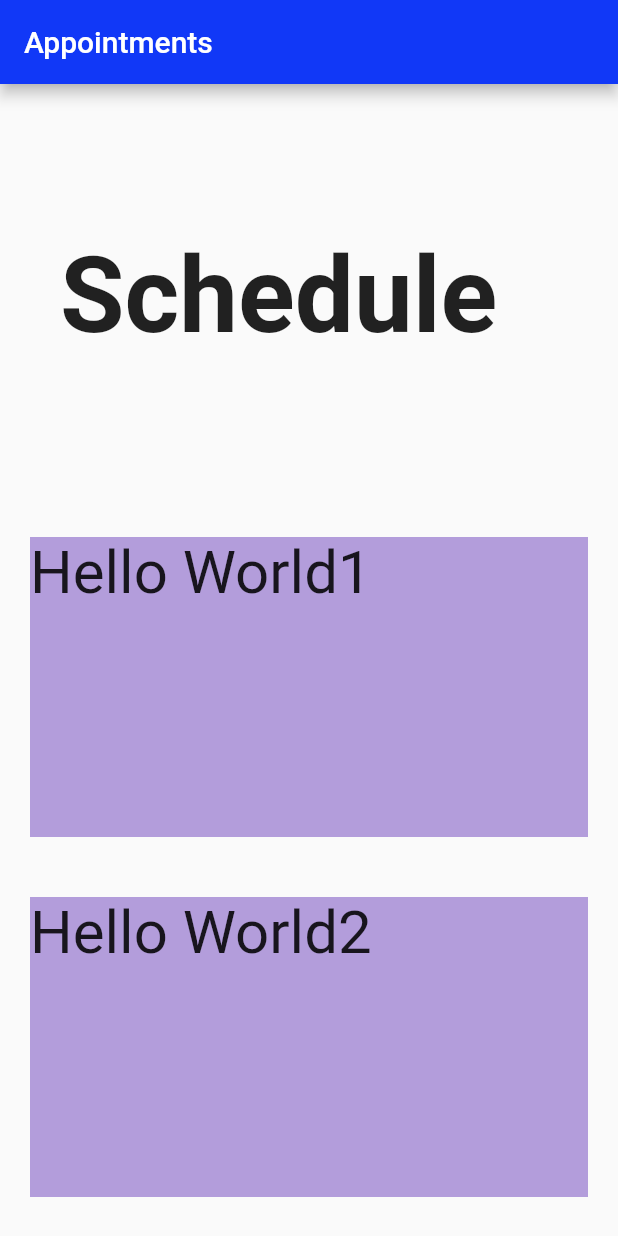
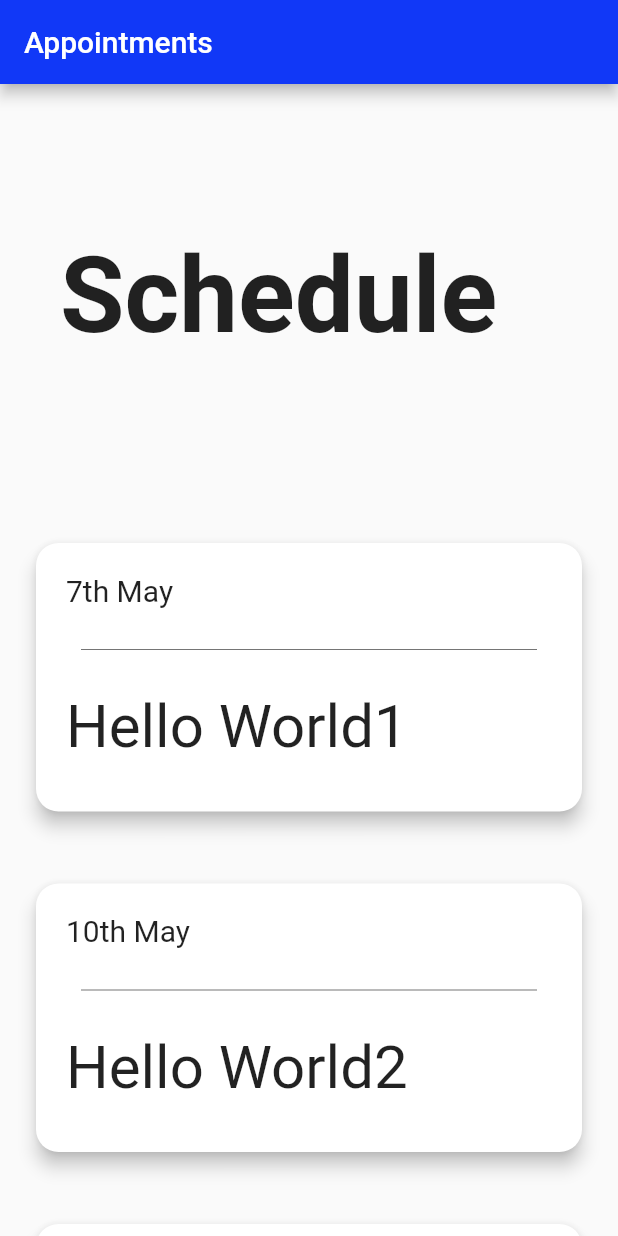
Before and after one commit to kodeinnovate/kode_rx, a Flutter app: the screen it shows after launch, on a phone screen of 412 x 824 dp. Run offline on Flutter 3.47's test engine with Material 2 defaults, Android fonts, the phone set to English and light mode, and no system bars.

Commit message:
modified:   lib/patient_appointments.dart modified:   lib/square.dart

```diff
--- a/lib/patient_appointments.dart
+++ b/lib/patient_appointments.dart
@@ -26,7 +26,18 @@ class PatientAppointmentsScreen extends StatelessWidget {
   List<AppointmentList> lists = [
     AppointmentList(name: 'Hello World1', date: '7th May', status: 'pending'),
     AppointmentList(name: 'Hello World2', date: '10th May', status: 'On Going'),
-    AppointmentList(name: 'Hello World3', date: '11th May', status: 'cancelled')
+    AppointmentList(name: 'Hello World3', date: '11th May', status: 'cancelled'),
+    AppointmentList(name: 'Hello World4', date: '12th May', status: 'cancelled'),
+    AppointmentList(name: 'Hello World5', date: '11th May', status: 'cancelled'),
+    AppointmentList(name: 'Hello World3', date: '11th May', status: 'cancelled'),
+    AppointmentList(name: 'Hello World3', date: '11th May', status: 'cancelled'),
+    AppointmentList(name: 'Hello World3', date: '11th May', status: 'cancelled'),
+    AppointmentList(name: 'Hello World3', date: '11th May', status: 'cancelled'),
+    AppointmentList(name: 'Hello World3', date: '11th May', status: 'cancelled'),
+    AppointmentList(name: 'Hello World3', date: '11th May', status: 'cancelled'),
+    AppointmentList(name: 'Hello World3', date: '11th May', status: 'cancelled'),
+    AppointmentList(name: 'Hello World3', date: '11th May', status: 'cancelled'),
+    AppointmentList(name: 'Hello World3', date: '11th May', status: 'cancelled'),
   ];
 
 
@@ -60,7 +71,8 @@ class PatientAppointmentsScreen extends StatelessWidget {
               child: ListView.builder(
                 itemCount: lists.length,
                 itemBuilder: (context, index) {
-                  return MySquare(child: lists[index].name);
+                  return MySquare(child: lists[index].name, date: lists[index].date);
+
                 },
               ),
             ),
--- a/lib/square.dart
+++ b/lib/square.dart
@@ -1,17 +1,45 @@
 import 'package:flutter/material.dart';
 
 class MySquare extends StatelessWidget {
-  final child;
-   MySquare({required this.child});
+  final  child;
+  final  date;
+
+  MySquare({required this.child, required this.date});
+
   @override
   Widget build(BuildContext context) {
     return Padding(
-        padding: const EdgeInsets.all(20.0),
-        child: Container(
-          height: 200,
-          color: Colors.deepPurple[200],
-          child: Text(child, style: TextStyle(fontSize: 40)),
+      padding: const EdgeInsets.all(20.0),
+      child: Card(
+        shape: RoundedRectangleBorder(
+          borderRadius: BorderRadius.circular(15.0),
         ),
+        elevation: 5,
+        child: Column(
+          crossAxisAlignment: CrossAxisAlignment.start, // Align children to the left
+          children: [
+            Padding(
+              padding: const EdgeInsets.all(20.0),
+              child: Text(
+                date,
+                style: TextStyle(fontSize: 20),
+              ),
+            ),
+            Padding(padding: EdgeInsets.fromLTRB(30, 0, 30, 0), child: Divider(color: Colors.black54)), // Horizontal line,),
+
+            Container(
+              height: 100,
+              child: Padding(
+                padding: const EdgeInsets.all(20.0),
+                child: Text(
+                  child,
+                  style: const TextStyle(fontSize: 40),
+                ),
+              ),
+            ),
+          ],
+        ),
+      ),
     );
   }
 }
```
